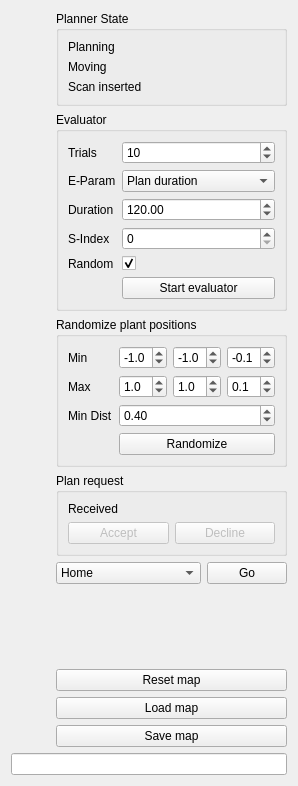
The window that src/rqt_roi_viewpoint_planner/roi_viewpoint_planner_rqt_plugin.ui (Eruvae/rqt_roi_viewpoint_planner) describes before a commit, drawn with Qt 5.
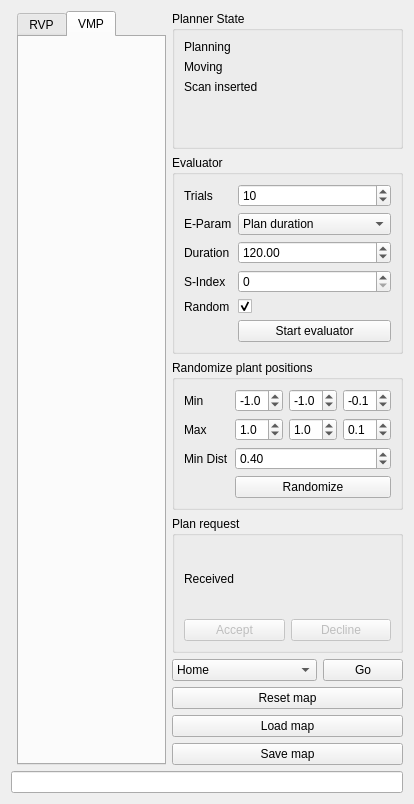
The same window after the commit. Custom widgets are drawn as their Qt base class.

Commit message: Add view motion planner config

What changed in the file:
```diff
--- a/src/rqt_roi_viewpoint_planner/roi_viewpoint_planner_rqt_plugin.ui
+++ b/src/rqt_roi_viewpoint_planner/roi_viewpoint_planner_rqt_plugin.ui
@@ -6,16 +6,16 @@
    <rect>
     <x>0</x>
     <y>0</y>
-    <width>298</width>
-    <height>786</height>
+    <width>414</width>
+    <height>804</height>
    </rect>
   </property>
   <property name="windowTitle">
    <string>Form</string>
   </property>
   <layout class="QGridLayout" name="mainGridLayout">
-   <item row="3" column="1">
-    <widget class="QGroupBox" name="planRequestGroupBox">
+   <item row="0" column="2">
+    <widget class="QGroupBox" name="plannerStateGroupBox">
      <property name="sizePolicy">
       <sizepolicy hsizetype="Minimum" vsizetype="Preferred">
        <horstretch>0</horstretch>
@@ -23,57 +23,106 @@
       </sizepolicy>
      </property>
      <property name="title">
-      <string>Plan request</string>
+      <string>Planner State</string>
      </property>
-     <layout class="QGridLayout" name="planRequestGroupBoxLayout">
+     <layout class="QFormLayout" name="plannerStateGroupBoxLayout">
+      <item row="0" column="0">
+       <widget class="QLabel" name="planningLabel">
+        <property name="text">
+         <string>Planning</string>
+        </property>
+       </widget>
+      </item>
       <item row="0" column="1">
-       <widget class="LedIndicator" name="planRequestLed" native="true"/>
+       <widget class="LedIndicator" name="planningLed" native="true"/>
       </item>
       <item row="1" column="0">
-       <widget class="QPushButton" name="planAcceptPushButton">
-        <property name="enabled">
-         <bool>false</bool>
-        </property>
+       <widget class="QLabel" name="movingLabel">
         <property name="text">
-         <string>Accept</string>
+         <string>Moving</string>
         </property>
        </widget>
       </item>
       <item row="1" column="1">
-       <widget class="QPushButton" name="planDeclinePushButton">
-        <property name="enabled">
-         <bool>false</bool>
-        </property>
-        <property name="text">
-         <string>Decline</string>
-        </property>
-       </widget>
+       <widget class="LedIndicator" name="movingLed" native="true"/>
       </item>
-      <item row="0" column="0">
-       <widget class="QLabel" name="planRequestLabel">
+      <item row="2" column="0">
+       <widget class="QLabel" name="scanLabel">
         <property name="text">
-         <string>Received</string>
+         <string>Scan inserted</string>
         </property>
        </widget>
       </item>
+      <item row="2" column="1">
+       <widget class="LedIndicator" name="scanLed" native="true"/>
+      </item>
      </layout>
     </widget>
    </item>
-   <item row="0" column="0" rowspan="10">
-    <layout class="QFormLayout" name="configLayout">
-     <property name="sizeConstraint">
-      <enum>QLayout::SetDefaultConstraint</enum>
+   <item row="5" column="2">
+    <widget class="QPushButton" name="resetMapPushButton">
+     <property name="text">
+      <string>Reset map</string>
      </property>
-    </layout>
+    </widget>
    </item>
-   <item row="9" column="1">
+   <item row="7" column="2">
     <widget class="QPushButton" name="saveMapPushButton">
      <property name="text">
       <string>Save map</string>
      </property>
     </widget>
    </item>
-   <item row="1" column="1">
+   <item row="4" column="2">
+    <layout class="QHBoxLayout" name="moveArmLayout">
+     <item>
+      <widget class="QComboBox" name="moveArmComboBox">
+       <item>
+        <property name="text">
+         <string>Home</string>
+        </property>
+       </item>
+       <item>
+        <property name="text">
+         <string>Transport</string>
+        </property>
+       </item>
+       <item>
+        <property name="text">
+         <string>Up</string>
+        </property>
+       </item>
+       <item>
+        <property name="text">
+         <string>Left</string>
+        </property>
+       </item>
+       <item>
+        <property name="text">
+         <string>Zero</string>
+        </property>
+       </item>
+      </widget>
+     </item>
+     <item>
+      <widget class="QPushButton" name="moveArmPushButton">
+       <property name="sizePolicy">
+        <sizepolicy hsizetype="Fixed" vsizetype="Fixed">
+         <horstretch>0</horstretch>
+         <verstretch>0</verstretch>
+        </sizepolicy>
+       </property>
+       <property name="text">
+        <string>Go</string>
+       </property>
+      </widget>
+     </item>
+    </layout>
+   </item>
+   <item row="8" column="0" colspan="3">
+    <widget class="QLineEdit" name="statusTextBox"/>
+   </item>
+   <item row="1" column="2">
     <widget class="QGroupBox" name="evaluatorGroupBox">
      <property name="sizePolicy">
       <sizepolicy hsizetype="Minimum" vsizetype="Preferred">
@@ -197,7 +246,7 @@
      </layout>
     </widget>
    </item>
-   <item row="2" column="1">
+   <item row="2" column="2">
     <widget class="QGroupBox" name="randomizePlantsGroupBox">
      <property name="title">
       <string>Randomize plant positions</string>
@@ -369,11 +418,8 @@
      </layout>
     </widget>
    </item>
-   <item row="10" column="0" colspan="2">
-    <widget class="QLineEdit" name="statusTextBox"/>
-   </item>
-   <item row="0" column="1">
-    <widget class="QGroupBox" name="plannerStateGroupBox">
+   <item row="3" column="2">
+    <widget class="QGroupBox" name="planRequestGroupBox">
      <property name="sizePolicy">
       <sizepolicy hsizetype="Minimum" vsizetype="Preferred">
        <horstretch>0</horstretch>
@@ -381,102 +427,76 @@
       </sizepolicy>
      </property>
      <property name="title">
-      <string>Planner State</string>
+      <string>Plan request</string>
      </property>
-     <layout class="QFormLayout" name="plannerStateGroupBoxLayout">
-      <item row="0" column="0">
-       <widget class="QLabel" name="planningLabel">
-        <property name="text">
-         <string>Planning</string>
-        </property>
-       </widget>
-      </item>
+     <layout class="QGridLayout" name="planRequestGroupBoxLayout">
       <item row="0" column="1">
-       <widget class="LedIndicator" name="planningLed" native="true"/>
+       <widget class="LedIndicator" name="planRequestLed" native="true"/>
       </item>
       <item row="1" column="0">
-       <widget class="QLabel" name="movingLabel">
+       <widget class="QPushButton" name="planAcceptPushButton">
+        <property name="enabled">
+         <bool>false</bool>
+        </property>
         <property name="text">
-         <string>Moving</string>
+         <string>Accept</string>
         </property>
        </widget>
       </item>
       <item row="1" column="1">
-       <widget class="LedIndicator" name="movingLed" native="true"/>
-      </item>
-      <item row="2" column="0">
-       <widget class="QLabel" name="scanLabel">
+       <widget class="QPushButton" name="planDeclinePushButton">
+        <property name="enabled">
+         <bool>false</bool>
+        </property>
         <property name="text">
-         <string>Scan inserted</string>
+         <string>Decline</string>
         </property>
        </widget>
       </item>
-      <item row="2" column="1">
-       <widget class="LedIndicator" name="scanLed" native="true"/>
+      <item row="0" column="0">
+       <widget class="QLabel" name="planRequestLabel">
+        <property name="text">
+         <string>Received</string>
+        </property>
+       </widget>
       </item>
      </layout>
     </widget>
    </item>
-   <item row="8" column="1">
+   <item row="6" column="2">
     <widget class="QPushButton" name="loadMapPushButton">
      <property name="text">
       <string>Load map</string>
      </property>
     </widget>
    </item>
-   <item row="7" column="1">
-    <widget class="QPushButton" name="resetMapPushButton">
-     <property name="text">
-      <string>Reset map</string>
+   <item row="0" column="1" rowspan="8">
+    <widget class="QTabWidget" name="configTabWidget">
+     <property name="currentIndex">
+      <number>1</number>
      </property>
+     <widget class="QWidget" name="configRvpWidget">
+      <attribute name="title">
+       <string>RVP</string>
+      </attribute>
+      <layout class="QVBoxLayout" name="verticalLayout_2">
+       <item>
+        <layout class="QFormLayout" name="configRvpLayout"/>
+       </item>
+      </layout>
+     </widget>
+     <widget class="QWidget" name="configVmpWidget">
+      <attribute name="title">
+       <string>VMP</string>
+      </attribute>
+      <layout class="QVBoxLayout" name="verticalLayout">
+       <item>
+        <layout class="QFormLayout" name="configVmpLayout"/>
+       </item>
+      </layout>
+     </widget>
     </widget>
    </item>
-   <item row="4" column="1">
-    <layout class="QHBoxLayout" name="moveArmLayout">
-     <item>
-      <widget class="QComboBox" name="moveArmComboBox">
-       <item>
-        <property name="text">
-         <string>Home</string>
-        </property>
-       </item>
-       <item>
-        <property name="text">
-         <string>Transport</string>
-        </property>
-       </item>
-       <item>
-        <property name="text">
-         <string>Up</string>
-        </property>
-       </item>
-       <item>
-        <property name="text">
-         <string>Left</string>
-        </property>
-       </item>
-       <item>
-        <property name="text">
-         <string>Zero</string>
-        </property>
-       </item>
-      </widget>
-     </item>
-     <item>
-      <widget class="QPushButton" name="moveArmPushButton">
-       <property name="sizePolicy">
-        <sizepolicy hsizetype="Fixed" vsizetype="Fixed">
-         <horstretch>0</horstretch>
-         <verstretch>0</verstretch>
-        </sizepolicy>
-       </property>
-       <property name="text">
-        <string>Go</string>
-       </property>
-      </widget>
-     </item>
-    </layout>
-   </item>
   </layout>
  </widget>
  <customwidgets>
```
The commit also changes 2 other files.
